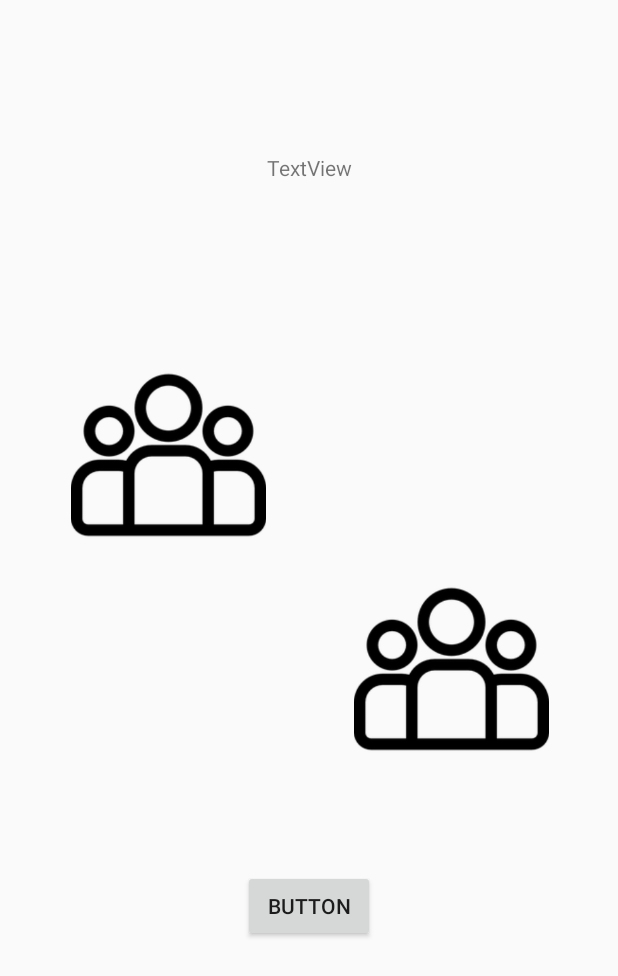
After one commit to druczak1999/Hepi-Plant-ZPI, an Android app: the ImageTest screen opened directly, with no data from a screen before it, on a phone screen of 412 x 824 dp. The commit adds this screen. Shown: the top 976 px of the screen. Run offline under Robolectric (Android 15) with nearby library versions, the phone set to English and light mode, and no system bars; pictures from the network do not load; Roboto replaces fonts that are not available here.

Commit message:
Add changes to toolbar and bottom bar. Add way to process users images. Add changes to PlantDto

```diff
--- a/app/build.gradle
+++ b/app/build.gradle
@@ -37,7 +37,6 @@ dependencies {
     implementation 'com.google.code.gson:gson:2.8.6'
     implementation 'com.firebaseui:firebase-ui-auth:7.2.0'
     implementation 'com.android.support:appcompat-v7:26.0.1'
-    implementation 'com.facebook.android:facebook-android-sdk:5.0.0'
     implementation platform('com.google.firebase:firebase-bom:28.4.0')
     implementation 'com.google.firebase:firebase-analytics'
     implementation 'com.google.android.material:material:1.0.0'
--- a/app/src/main/AndroidManifest.xml
+++ b/app/src/main/AndroidManifest.xml
@@ -12,7 +12,9 @@
         android:supportsRtl="true"
         android:theme="@style/Theme.AppCompat.DayNight.NoActionBar"
         android:usesCleartextTraffic="true">
-        <activity android:name=".FireBase"></activity>
+        <activity android:name=".AddPlant"></activity>
+        <activity android:name=".ImageTest" />
+        <activity android:name=".FireBase" />
         <activity android:name=".TestBackend" />
         <activity android:name=".Uzytkownik" />
         <activity android:name=".Logowanie" />
--- a/app/src/main/java/com/example/hepiplant/FireBase.java
+++ b/app/src/main/java/com/example/hepiplant/FireBase.java
@@ -49,8 +49,7 @@ public class FireBase extends AppCompatActivity {
         // [START auth_fui_create_intent]
         // Choose authentication providers
         List<AuthUI.IdpConfig> providers = Arrays.asList(
-                new AuthUI.IdpConfig.EmailBuilder().build(),
-                new AuthUI.IdpConfig.GoogleBuilder().build());
+                new AuthUI.IdpConfig.EmailBuilder().build());
 
         // Create and launch sign-in intent
         Intent signInIntent = AuthUI.getInstance()
@@ -72,6 +71,8 @@ public class FireBase extends AppCompatActivity {
             intent.putExtra("userId",user.getUid());
             intent.putExtra("userEmail",user.getEmail());
             intent.putExtra("userName",user.getDisplayName());
+//            if(user.getPhotoUrl()!=null)
+//                intent.putExtra("photo",user.getPhotoUrl().toString());
             startActivity(intent);
         } else {
             // Sign in failed. If response is null the user canceled the
--- /dev/null
+++ b/app/src/main/res/layout/activity_image_test.xml
@@ -0,0 +1,52 @@
+<?xml version="1.0" encoding="utf-8"?>
+<androidx.constraintlayout.widget.ConstraintLayout xmlns:android="http://schemas.android.com/apk/res/android"
+    xmlns:app="http://schemas.android.com/apk/res-auto"
+    xmlns:tools="http://schemas.android.com/tools"
+    android:layout_width="match_parent"
+    android:layout_height="match_parent"
+    tools:context=".ImageTest">
+
+    <ImageView
+        android:id="@+id/imageView"
+        android:layout_width="130dp"
+        android:layout_height="160dp"
+        app:layout_constraintBottom_toBottomOf="parent"
+        app:layout_constraintEnd_toEndOf="parent"
+        app:layout_constraintHorizontal_bias="0.167"
+        app:layout_constraintStart_toStartOf="parent"
+        app:layout_constraintTop_toTopOf="parent"
+        app:layout_constraintVertical_bias="0.336"
+        app:srcCompat="@drawable/dom" />
+
+    <ImageView
+        android:id="@+id/imageView2"
+        android:layout_width="130dp"
+        android:layout_height="160dp"
+        app:layout_constraintBottom_toBottomOf="parent"
+        app:layout_constraintEnd_toEndOf="parent"
+        app:layout_constraintHorizontal_bias="0.836"
+        app:layout_constraintStart_toStartOf="parent"
+        app:layout_constraintTop_toTopOf="parent"
+        app:layout_constraintVertical_bias="0.551"
+        app:srcCompat="@drawable/dom" />
+
+    <Button
+        android:id="@+id/getImgButt"
+        android:layout_width="wrap_content"
+        android:layout_height="wrap_content"
+        android:text="Button"
+        app:layout_constraintBottom_toBottomOf="parent"
+        app:layout_constraintEnd_toEndOf="parent"
+        app:layout_constraintStart_toStartOf="parent"
+        app:layout_constraintTop_toBottomOf="@+id/imageView" />
+
+    <TextView
+        android:id="@+id/path"
+        android:layout_width="wrap_content"
+        android:layout_height="wrap_content"
+        android:text="TextView"
+        app:layout_constraintBottom_toTopOf="@+id/imageView"
+        app:layout_constraintEnd_toEndOf="parent"
+        app:layout_constraintStart_toStartOf="parent"
+        app:layout_constraintTop_toTopOf="parent" />
+</androidx.constraintlayout.widget.ConstraintLayout>
--- a/app/src/main/res/layout/activity_test_backend.xml
+++ b/app/src/main/res/layout/activity_test_backend.xml
@@ -17,10 +17,11 @@
         android:layout_height="wrap_content"
         android:layout_centerHorizontal="true"
         android:layout_centerVertical="true"
-        android:text="TextView" />
+        android:text="TextView"
+        />
 
     <include layout="@layout/bottom_bar"></include>
     <include layout="@layout/floatingbutton"
         >
-    </include>>
+    </include>
 </RelativeLayout>
--- a/app/src/main/res/menu/menu_main.xml
+++ b/app/src/main/res/menu/menu_main.xml
@@ -13,21 +13,23 @@
                 android:id="@+id/infoMenu"
                 android:title="Informacje"
                 app:showAsAction="never"
+
                 />
             <item
                 android:id="@+id/wyloguj"
                 android:title="Wyloguj się"
                 app:showAsAction="never"
+
                 />
         </menu>
     </item>
     <item
         android:id="@+id/miProfile"
         android:icon="@drawable/ludzik"
+
         android:title="Profil użytkownika"
-        app:showAsAction="ifRoom"
 
-        />
+        app:showAsAction="ifRoom" />
 
 
 
```
Also changed, not shown: app/src/main/java/com/example/hepiplant/ImageTest.java (added, +79 -0 lines), app/src/main/java/com/example/hepiplant/TestBackend.java (+7 -1 lines), app/src/main/java/com/example/hepiplant/dto/PlantDto.java (+9 -0 lines), app/src/main/res/drawable/calendar.xml (added, +10 -0 lines), app/src/main/res/menu/bottom_menu.xml (deleted, +0 -17 lines), app/src/main/res/drawable-v24/aparat.png (added), app/src/main/res/drawable-v24/plus.png (added), 1 other file.
